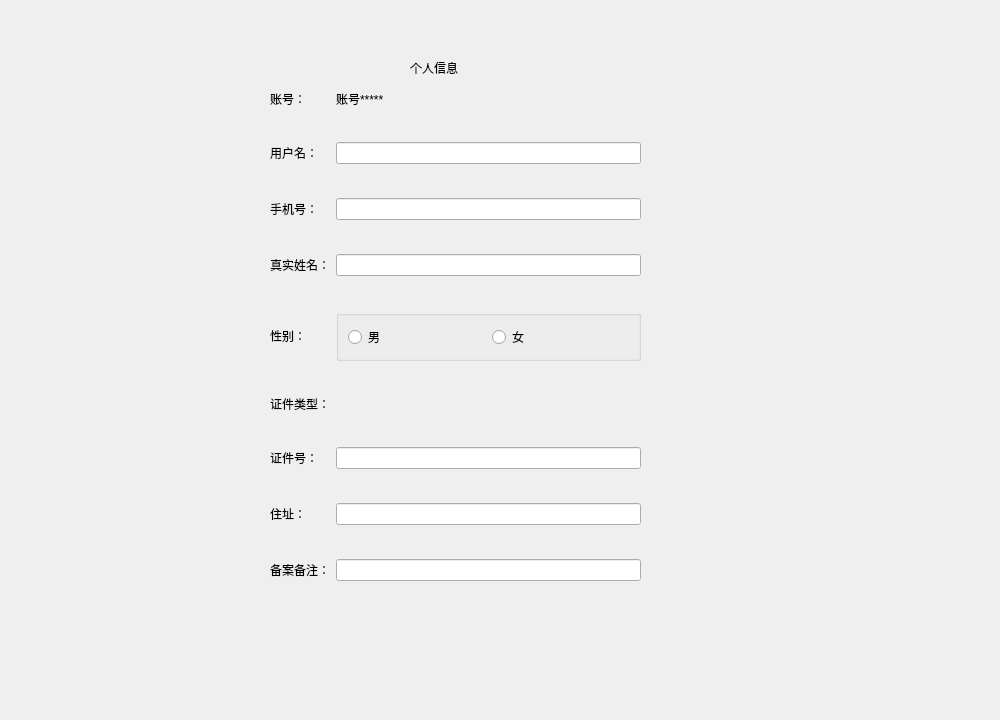
Qt form person_widget.ui (Weies/Curriculum-Design-For-Database) before a commit.
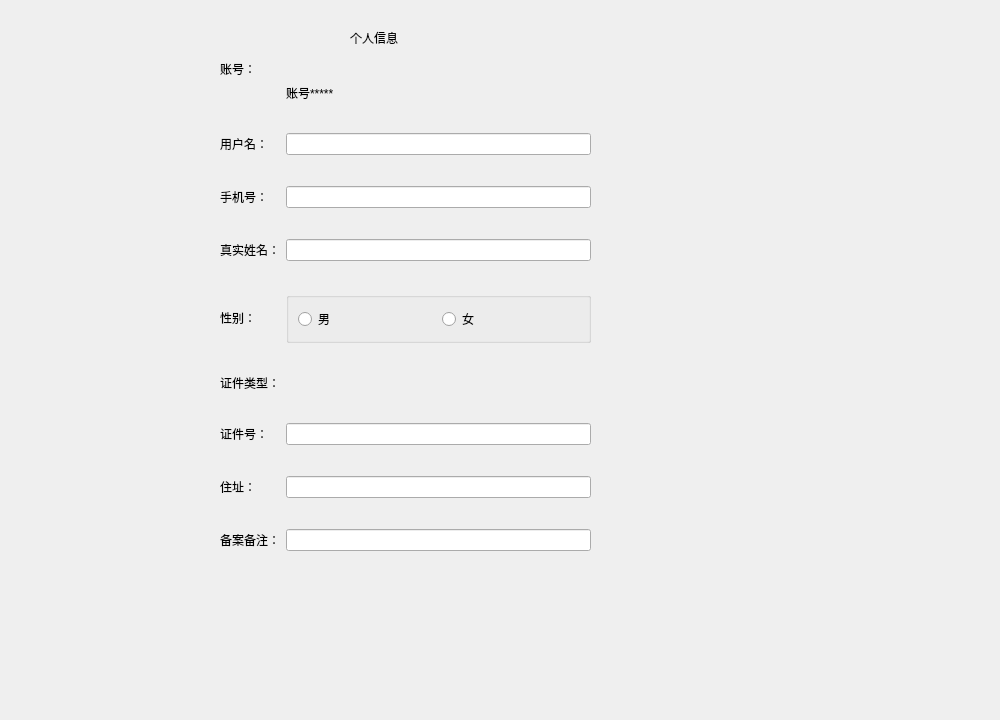
The same form after that commit.

What changed in the file:
```diff
--- a/person_widget.ui
+++ b/person_widget.ui
@@ -16,8 +16,8 @@
   <widget class="QLabel" name="label">
    <property name="geometry">
     <rect>
-     <x>410</x>
-     <y>60</y>
+     <x>350</x>
+     <y>30</y>
      <width>72</width>
      <height>15</height>
     </rect>
@@ -29,28 +29,57 @@
   <widget class="QWidget" name="widget" native="true">
    <property name="geometry">
     <rect>
-     <x>270</x>
-     <y>90</y>
+     <x>220</x>
+     <y>60</y>
      <width>371</width>
      <height>491</height>
     </rect>
    </property>
    <layout class="QGridLayout" name="gridLayout">
-    <item row="6" column="1">
+    <item row="10" column="1">
+     <spacer name="verticalSpacer_5">
+      <property name="orientation">
+       <enum>Qt::Vertical</enum>
+      </property>
+      <property name="sizeHint" stdset="0">
+       <size>
+        <width>20</width>
+        <height>40</height>
+       </size>
+      </property>
+     </spacer>
+    </item>
+    <item row="12" column="1">
+     <spacer name="verticalSpacer_6">
+      <property name="orientation">
+       <enum>Qt::Vertical</enum>
+      </property>
+      <property name="sizeHint" stdset="0">
+       <size>
+        <width>20</width>
+        <height>40</height>
+       </size>
+      </property>
+     </spacer>
+    </item>
+    <item row="2" column="1">
+     <spacer name="verticalSpacer_2">
+      <property name="orientation">
+       <enum>Qt::Vertical</enum>
+      </property>
+      <property name="sizeHint" stdset="0">
+       <size>
+        <width>20</width>
+        <height>40</height>
+       </size>
+      </property>
+     </spacer>
+    </item>
+    <item row="7" column="1">
      <widget class="QLineEdit" name="truename"/>
     </item>
-    <item row="4" column="1">
-     <widget class="QLineEdit" name="phonenum"/>
-    </item>
-    <item row="0" column="0">
-     <widget class="QLabel" name="label_2">
-      <property name="text">
-       <string>账号：</string>
-      </property>
-     </widget>
-    </item>
-    <item row="13" column="1">
-     <spacer name="verticalSpacer_7">
+    <item row="16" column="1">
+     <spacer name="verticalSpacer_8">
       <property name="orientation">
        <enum>Qt::Vertical</enum>
       </property>
@@ -63,6 +92,62 @@
      </spacer>
     </item>
     <item row="8" column="1">
+     <spacer name="verticalSpacer_4">
+      <property name="orientation">
+       <enum>Qt::Vertical</enum>
+      </property>
+      <property name="sizeHint" stdset="0">
+       <size>
+        <width>20</width>
+        <height>40</height>
+       </size>
+      </property>
+     </spacer>
+    </item>
+    <item row="11" column="0">
+     <widget class="QLabel" name="label_7">
+      <property name="text">
+       <string>证件类型：</string>
+      </property>
+     </widget>
+    </item>
+    <item row="5" column="1">
+     <widget class="QLineEdit" name="phonenum"/>
+    </item>
+    <item row="6" column="1">
+     <spacer name="verticalSpacer_3">
+      <property name="orientation">
+       <enum>Qt::Vertical</enum>
+      </property>
+      <property name="sizeHint" stdset="0">
+       <size>
+        <width>20</width>
+        <height>40</height>
+       </size>
+      </property>
+     </spacer>
+    </item>
+    <item row="15" column="1">
+     <widget class="QLineEdit" name="address"/>
+    </item>
+    <item row="13" column="0">
+     <widget class="QLabel" name="label_8">
+      <property name="text">
+       <string>证件号：</string>
+      </property>
+     </widget>
+    </item>
+    <item row="9" column="0">
+     <widget class="QLabel" name="label_6">
+      <property name="text">
+       <string>性别：</string>
+      </property>
+     </widget>
+    </item>
+    <item row="17" column="1">
+     <widget class="QLineEdit" name="beian"/>
+    </item>
+    <item row="9" column="1">
      <widget class="QGroupBox" name="groupBox">
       <property name="title">
        <string/>
@@ -85,161 +170,49 @@
       </layout>
      </widget>
     </item>
-    <item row="8" column="0">
-     <widget class="QLabel" name="label_6">
-      <property name="text">
-       <string>性别：</string>
-      </property>
-     </widget>
-    </item>
-    <item row="12" column="1">
-     <widget class="QLineEdit" name="idnum"/>
-    </item>
-    <item row="5" column="1">
-     <spacer name="verticalSpacer_3">
-      <property name="orientation">
-       <enum>Qt::Vertical</enum>
-      </property>
-      <property name="sizeHint" stdset="0">
-       <size>
-        <width>20</width>
-        <height>40</height>
-       </size>
-      </property>
-     </spacer>
-    </item>
-    <item row="1" column="1">
-     <spacer name="verticalSpacer_2">
-      <property name="orientation">
-       <enum>Qt::Vertical</enum>
-      </property>
-      <property name="sizeHint" stdset="0">
-       <size>
-        <width>20</width>
-        <height>40</height>
-       </size>
-      </property>
-     </spacer>
-    </item>
-    <item row="14" column="0">
-     <widget class="QLabel" name="label_9">
-      <property name="text">
-       <string>住址：</string>
-      </property>
-     </widget>
-    </item>
-    <item row="2" column="0">
+    <item row="3" column="0">
      <widget class="QLabel" name="label_3">
       <property name="text">
        <string>用户名：</string>
       </property>
      </widget>
     </item>
-    <item row="16" column="0">
-     <widget class="QLabel" name="label_10">
-      <property name="text">
-       <string>备案备注：</string>
-      </property>
-     </widget>
+    <item row="13" column="1">
+     <widget class="QLineEdit" name="idnum"/>
     </item>
-    <item row="11" column="1">
-     <spacer name="verticalSpacer_6">
-      <property name="orientation">
-       <enum>Qt::Vertical</enum>
-      </property>
-      <property name="sizeHint" stdset="0">
-       <size>
-        <width>20</width>
-        <height>40</height>
-       </size>
-      </property>
-     </spacer>
-    </item>
-    <item row="2" column="1">
-     <widget class="QLineEdit" name="username"/>
-    </item>
-    <item row="7" column="1">
-     <spacer name="verticalSpacer_4">
-      <property name="orientation">
-       <enum>Qt::Vertical</enum>
-      </property>
-      <property name="sizeHint" stdset="0">
-       <size>
-        <width>20</width>
-        <height>40</height>
-       </size>
-      </property>
-     </spacer>
-    </item>
-    <item row="6" column="0">
+    <item row="7" column="0">
      <widget class="QLabel" name="label_5">
       <property name="text">
        <string>真实姓名：</string>
       </property>
      </widget>
     </item>
-    <item row="9" column="1">
-     <spacer name="verticalSpacer_5">
-      <property name="orientation">
-       <enum>Qt::Vertical</enum>
-      </property>
-      <property name="sizeHint" stdset="0">
-       <size>
-        <width>20</width>
-        <height>40</height>
-       </size>
-      </property>
-     </spacer>
-    </item>
-    <item row="0" column="1">
-     <widget class="QLabel" name="label_id">
-      <property name="text">
-       <string>账号*****</string>
-      </property>
-     </widget>
-    </item>
-    <item row="14" column="1">
-     <widget class="QLineEdit" name="address"/>
-    </item>
     <item row="3" column="1">
-     <spacer name="verticalSpacer">
-      <property name="orientation">
-       <enum>Qt::Vertical</enum>
-      </property>
-      <property name="sizeHint" stdset="0">
-       <size>
-        <width>20</width>
-        <height>40</height>
-       </size>
-      </property>
-     </spacer>
+     <widget class="QLineEdit" name="username"/>
     </item>
-    <item row="16" column="1">
-     <widget class="QLineEdit" name="beian"/>
-    </item>
-    <item row="10" column="0">
-     <widget class="QLabel" name="label_7">
+    <item row="0" column="0">
+     <widget class="QLabel" name="label_2">
       <property name="text">
-       <string>证件类型：</string>
+       <string>账号：</string>
       </property>
      </widget>
     </item>
-    <item row="4" column="0">
+    <item row="5" column="0">
      <widget class="QLabel" name="label_4">
       <property name="text">
        <string>手机号：</string>
       </property>
      </widget>
     </item>
-    <item row="12" column="0">
-     <widget class="QLabel" name="label_8">
+    <item row="15" column="0">
+     <widget class="QLabel" name="label_9">
       <property name="text">
-       <string>证件号：</string>
+       <string>住址：</string>
       </property>
      </widget>
     </item>
-    <item row="15" column="1">
-     <spacer name="verticalSpacer_8">
+    <item row="4" column="1">
+     <spacer name="verticalSpacer">
       <property name="orientation">
        <enum>Qt::Vertical</enum>
       </property>
@@ -251,6 +224,33 @@
       </property>
      </spacer>
     </item>
+    <item row="14" column="1">
+     <spacer name="verticalSpacer_7">
+      <property name="orientation">
+       <enum>Qt::Vertical</enum>
+      </property>
+      <property name="sizeHint" stdset="0">
+       <size>
+        <width>20</width>
+        <height>40</height>
+       </size>
+      </property>
+     </spacer>
+    </item>
+    <item row="17" column="0">
+     <widget class="QLabel" name="label_10">
+      <property name="text">
+       <string>备案备注：</string>
+      </property>
+     </widget>
+    </item>
+    <item row="1" column="1">
+     <widget class="QLabel" name="label_id">
+      <property name="text">
+       <string>账号*****</string>
+      </property>
+     </widget>
+    </item>
    </layout>
   </widget>
  </widget>
```
